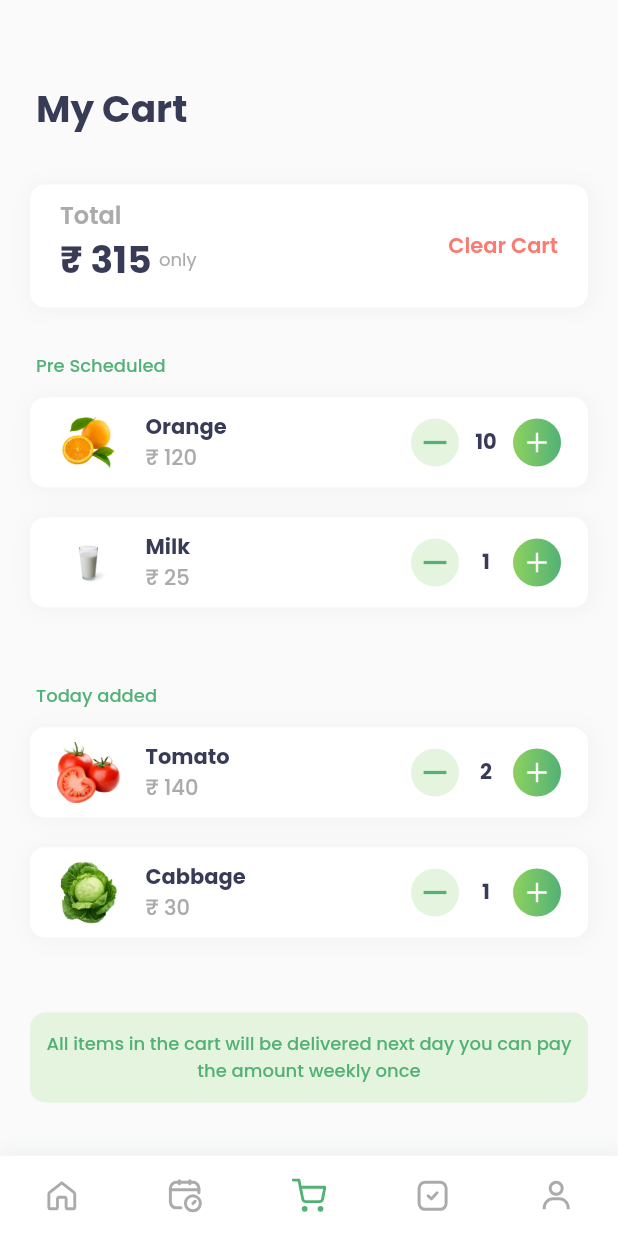
After one commit to Tarunvegi-dev/OneTime, a Flutter app: the MainScreen screen opened by its route, item 3 of the bottom bar chosen, on a phone screen of 412 x 824 dp. The commit adds this screen. Run offline on Flutter 3.47's test engine with Material 2 defaults, Android fonts, the phone set to English and light mode, and no system bars; our stand-ins replace flutter_svg, google_fonts, hexcolor, page_transition.

Commit message:
cartScreen

```diff
--- a/lib/screens/billsScreen/bills_screen.dart
+++ b/lib/screens/billsScreen/bills_screen.dart
@@ -61,8 +61,10 @@ class BillsScreen extends StatelessWidget {
                 ],
                 borderRadius: BorderRadius.circular(10),
               ),
+              child: Padding(
+                padding: const EdgeInsets.symmetric(horizontal: 20),
                 child: Row(
-                mainAxisAlignment: MainAxisAlignment.spaceAround,
+                  mainAxisAlignment: MainAxisAlignment.spaceBetween,
                   children: [
                     Container(
                       margin: const EdgeInsets.only(
@@ -127,6 +129,7 @@ class BillsScreen extends StatelessWidget {
                   ],
                 ),
               ),
+            ),
             const SizedBox(
               height: 35,
             ),
--- /dev/null
+++ b/lib/screens/cartScreen/cart_screen.dart
@@ -0,0 +1,200 @@
+import 'package:flutter/material.dart';
+import 'package:google_fonts/google_fonts.dart';
+import 'package:hexcolor/hexcolor.dart';
+import 'package:onetime/widgets/cart_item_widget.dart';
+
+class CartScreen extends StatelessWidget {
+  const CartScreen({Key? key}) : super(key: key);
+
+  static const routeName = '/cart';
+
+  @override
+  Widget build(BuildContext context) {
+    return Scaffold(
+      body: Column(
+        crossAxisAlignment: CrossAxisAlignment.stretch,
+        children: [
+          const SizedBox(
+            height: 54,
+          ),
+          Container(
+            margin: const EdgeInsets.only(
+              left: 24,
+              bottom: 32,
+            ),
+            child: Text(
+              'My Cart',
+              style: GoogleFonts.poppins(
+                  color: HexColor('373B55'),
+                  fontSize: 25,
+                  fontWeight: FontWeight.bold),
+            ),
+          ),
+          Container(
+            height: 82,
+            margin: const EdgeInsets.only(
+              left: 20,
+              right: 20,
+            ),
+            decoration: BoxDecoration(
+              borderRadius: BorderRadius.circular(10),
+              boxShadow: const [
+                BoxShadow(
+                  color: Color.fromARGB(63, 217, 220, 223),
+                  offset: Offset(
+                    1.0,
+                    1.0,
+                  ),
+                  blurRadius: 10.0,
+                  spreadRadius: 2.0,
+                ), //BoxShadow
+                BoxShadow(
+                  color: Colors.white,
+                  offset: Offset(0.0, 0.0),
+                  blurRadius: 0.0,
+                  spreadRadius: 0.0,
+                ), //BoxShadow
+              ],
+            ),
+            child: Padding(
+              padding: const EdgeInsets.symmetric(horizontal: 20),
+              child: Row(
+                mainAxisAlignment: MainAxisAlignment.spaceBetween,
+                children: [
+                  Container(
+                    margin: const EdgeInsets.only(
+                      top: 8,
+                    ),
+                    child: Column(
+                      crossAxisAlignment: CrossAxisAlignment.start,
+                      children: [
+                        Text(
+                          'Total',
+                          style: GoogleFonts.poppins(
+                            color: HexColor('ABABAD'),
+                            fontSize: 16,
+                            fontWeight: FontWeight.w600,
+                          ),
+                        ),
+                        Row(
+                          children: [
+                            Text(
+                              '₹ 315',
+                              style: GoogleFonts.poppins(
+                                color: HexColor('373B55'),
+                                fontSize: 25,
+                                fontWeight: FontWeight.bold,
+                              ),
+                            ),
+                            const SizedBox(
+                              width: 5,
+                            ),
+                            Text(
+                              'only',
+                              style: GoogleFonts.poppins(
+                                color: HexColor('ABABAD'),
+                                fontSize: 12,
+                              ),
+                            )
+                          ],
+                        ),
+                      ],
+                    ),
+                  ),
+                  Center(
+                    child: Text(
+                      'Clear Cart',
+                      style: GoogleFonts.poppins(
+                        color: HexColor('FB7A72'),
+                        fontWeight: FontWeight.w600,
+                        fontSize: 14,
+                      ),
+                    ),
+                  )
+                ],
+              ),
+            ),
+          ),
+          const SizedBox(
+            height: 30,
+          ),
+          Container(
+            margin: const EdgeInsets.only(
+              left: 24,
+              bottom: 12,
+            ),
+            child: Text(
+              'Pre Scheduled',
+              style: GoogleFonts.poppins(
+                color: HexColor('53B176'),
+                fontSize: 12,
+                fontWeight: FontWeight.w500,
+              ),
+            ),
+          ),
+          const CartItemWidget(
+            'Orange',
+            'assets/items/orange.png',
+            120,
+            10,
+          ),
+          const CartItemWidget(
+            'Milk',
+            'assets/items/milk.png',
+            25,
+            1,
+          ),
+          Container(
+            margin: const EdgeInsets.only(top: 30, bottom: 12, left: 24),
+            child: Text(
+              'Today added',
+              style: GoogleFonts.poppins(
+                color: HexColor('53B176'),
+                fontSize: 12,
+                fontWeight: FontWeight.w500,
+              ),
+            ),
+          ),
+          const CartItemWidget(
+            'Tomato',
+            'assets/items/tomato.png',
+            140,
+            2,
+          ),
+          const CartItemWidget(
+            'Cabbage',
+            'assets/items/cabage.png',
+            30,
+            1,
+          ),
+          Container(
+            height: 60,
+            margin: const EdgeInsets.only(
+              top: 30,
+              left: 20,
+              right: 20,
+            ),
+            decoration: BoxDecoration(
+              borderRadius: BorderRadius.circular(10),
+              color: HexColor('E5F4DF'),
+            ),
+            child: Padding(
+              padding: const EdgeInsets.all(10),
+              child: Center(
+                child: Text(
+                  'All items in the cart will be delivered next day you can pay the amount weekly once',
+                  textAlign: TextAlign.center,
+                  style: GoogleFonts.poppins(
+                    color: HexColor('53B176'),
+                    fontSize: 12,
+                    fontWeight: FontWeight.w500,
+                  ),
+                ),
+              ),
+            ),
+          )
+        ],
+      ),
+    );
+  }
+}
--- a/lib/screens/mainScreen/main_screen.dart
+++ b/lib/screens/mainScreen/main_screen.dart
@@ -16,7 +16,7 @@ class _MainScreenState extends State<MainScreen> {
   List<Widget> widgets = const [
     HomeScreen(),
     ScheduleScreen(),
-    Scaffold(),
+    CartScreen(),
     BillsScreen(),
     ProfileScreen(),
   ];
@@ -94,7 +94,11 @@ class _MainScreenState extends State<MainScreen> {
               child: SizedBox(
                 height: 24,
                 width: 24,
-                child: SvgPicture.asset('assets/icons/cart.svg'),
+                child: SvgPicture.asset(
+                  currentIndex == 2
+                      ? 'assets/icons/cart_active.svg'
+                      : 'assets/icons/cart.svg',
+                ),
               ),
             ),
             GestureDetector(
--- a/lib/screens/screens.dart
+++ b/lib/screens/screens.dart
@@ -9,3 +9,4 @@ export './itemScreen/item_screen.dart';
 export './profileScreen/profile_screen.dart';
 export './billsScreen/bills_screen.dart';
 export './scheduleScreen/schedule_screen.dart';
+export './cartScreen/cart_screen.dart';
--- /dev/null
+++ b/lib/widgets/cart_item_widget.dart
@@ -0,0 +1,138 @@
+import 'package:flutter/material.dart';
+import 'package:hexcolor/hexcolor.dart';
+import 'package:google_fonts/google_fonts.dart';
+import 'package:flutter_svg/flutter_svg.dart';
+
+class CartItemWidget extends StatelessWidget {
+  const CartItemWidget(this.title, this.image, this.price, this.quantity,
+      {Key? key})
+      : super(key: key);
+
+  final String title;
+  final String image;
+  final int price;
+  final int quantity;
+
+  @override
+  Widget build(BuildContext context) {
+    return Container(
+      height: 60,
+      margin: const EdgeInsets.only(left: 20, right: 20, bottom: 20),
+      decoration: BoxDecoration(
+        borderRadius: BorderRadius.circular(10),
+        boxShadow: const [
+          BoxShadow(
+            color: Color.fromARGB(63, 217, 220, 223),
+            offset: Offset(
+              1.0,
+              1.0,
+            ),
+            blurRadius: 10.0,
+            spreadRadius: 2.0,
+          ), //BoxShadow
+          BoxShadow(
+            color: Colors.white,
+            offset: Offset(0.0, 0.0),
+            blurRadius: 0.0,
+            spreadRadius: 0.0,
+          ), //BoxShadow
+        ],
+      ),
+      child: Container(
+        margin: const EdgeInsets.symmetric(
+          horizontal: 18,
+          vertical: 9,
+        ),
+        child: Row(
+          mainAxisAlignment: MainAxisAlignment.spaceBetween,
+          children: [
+            Row(
+              children: [
+                Image(
+                  image: AssetImage(image),
+                  width: 42,
+                  height: 42,
+                ),
+                const SizedBox(
+                  width: 17,
+                ),
+                SizedBox(
+                  width: 136,
+                  child: Column(
+                    crossAxisAlignment: CrossAxisAlignment.start,
+                    children: [
+                      Text(
+                        title,
+                        style: GoogleFonts.poppins(
+                          color: HexColor('373B55'),
+                          fontWeight: FontWeight.bold,
+                        ),
+                      ),
+                      Text(
+                        '₹ $price',
+                        style: GoogleFonts.poppins(
+                          color: HexColor('ABABAD'),
+                          fontWeight: FontWeight.w500,
+                        ),
+                      )
+                    ],
+                  ),
+                ),
+              ],
+            ),
+            Row(
+              children: [
+                Container(
+                  height: 32,
+                  width: 32,
+                  margin: const EdgeInsets.only(
+                    right: 8,
+                  ),
+                  decoration: BoxDecoration(
+                    color: HexColor('E5F4DF'),
+                    borderRadius: BorderRadius.circular(125),
+                  ),
+                  child: Padding(
+                    padding: const EdgeInsets.symmetric(horizontal: 3),
+                    child: SvgPicture.asset('assets/icons/minus.svg'),
+                  ),
+                ),
+                SizedBox(
+                  width: 20,
+                  child: Text(
+                    quantity.toString(),
+                    textAlign: TextAlign.center,
+                    style: GoogleFonts.poppins(
+                      color: HexColor('373B55'),
+                      fontWeight: FontWeight.bold,
+                    ),
+                  ),
+                ),
+                Container(
+                  height: 32,
+                  width: 32,
+                  margin: const EdgeInsets.only(
+                    left: 8,
+                  ),
+                  decoration: BoxDecoration(
+                    gradient: const LinearGradient(
+                      colors: [
+                        Color.fromARGB(255, 141, 209, 95),
+                        Color.fromARGB(255, 83, 177, 118)
+                      ],
+                    ),
+                    borderRadius: BorderRadius.circular(125),
+                  ),
+                  child: Padding(
+                    padding: const EdgeInsets.symmetric(horizontal: 3),
+                    child: SvgPicture.asset('assets/icons/add.svg'),
+                  ),
+                ),
+              ],
+            ),
+          ],
+        ),
+      ),
+    );
+  }
+}
--- a/pubspec.yaml
+++ b/pubspec.yaml
@@ -48,6 +48,7 @@ flutter:
     - assets/icons/home.svg
     - assets/icons/home_active.svg
     - assets/icons/cart.svg
+    - assets/icons/cart_active.svg
     - assets/icons/bills.svg
     - assets/icons/bills_active.svg
     - assets/icons/schedule.svg
```
Also changed, not shown: assets/icons/cart_active.svg (added). Lines whose indentation alone changed are shown as unchanged.
